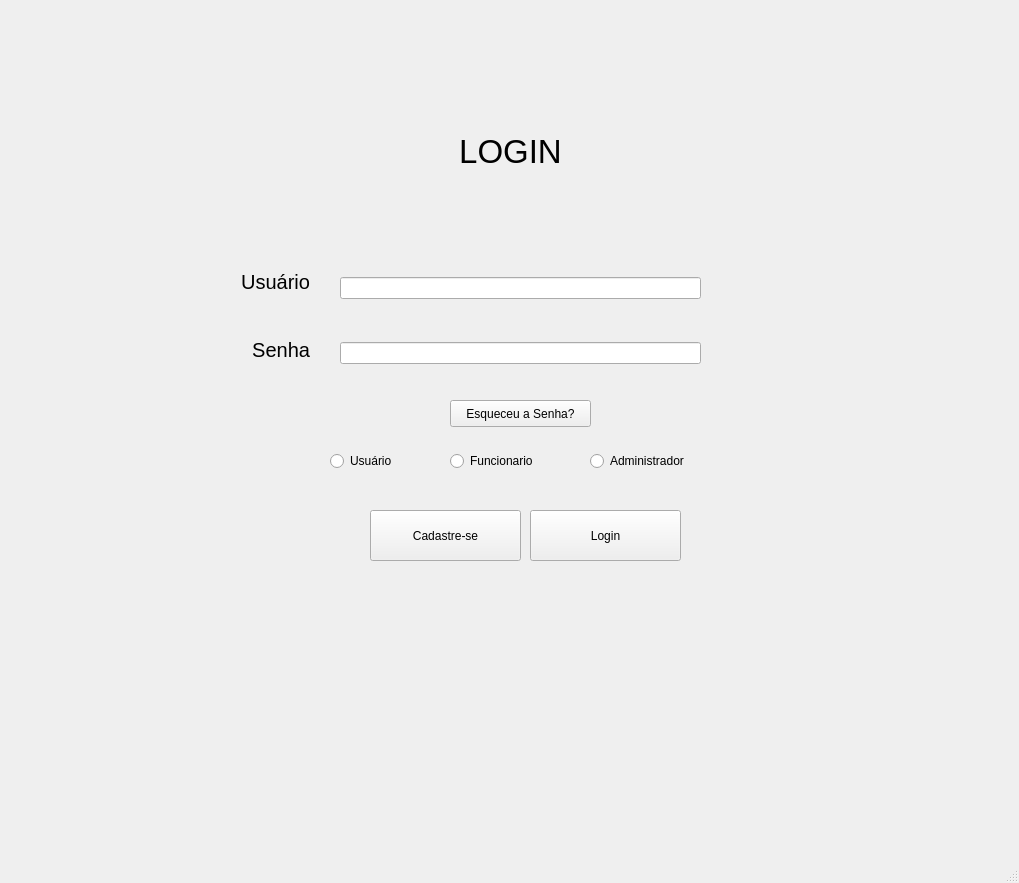
GabrielHolandadeAraujo/Kaminari, file Telas/Login.ui: the form before one commit.
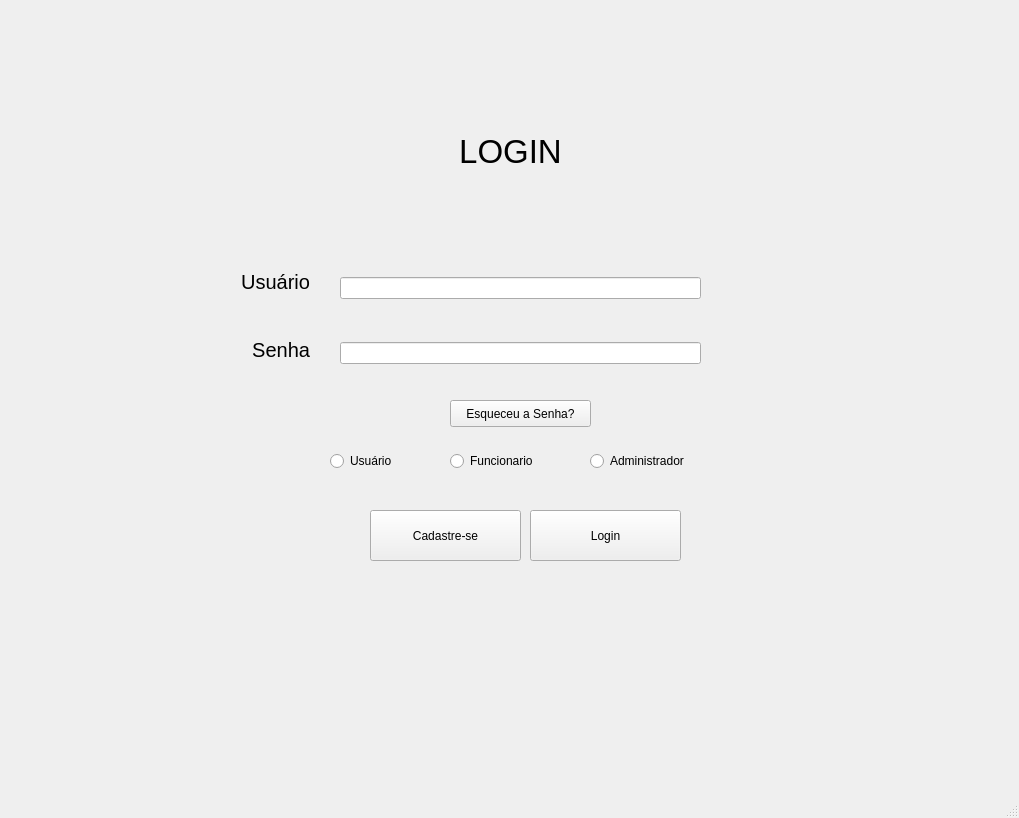
The form after the commit.

Commit message: Telas do Usuario Atualizadas

The edit to the form file:
```diff
--- a/Telas/Login.ui
+++ b/Telas/Login.ui
@@ -7,7 +7,7 @@
     <x>0</x>
     <y>0</y>
     <width>1019</width>
-    <height>883</height>
+    <height>818</height>
    </rect>
   </property>
   <property name="windowTitle">
```
Left out of the diff: 13 changed lines with no effect on the pictures. The commit also changes 2 other files.
